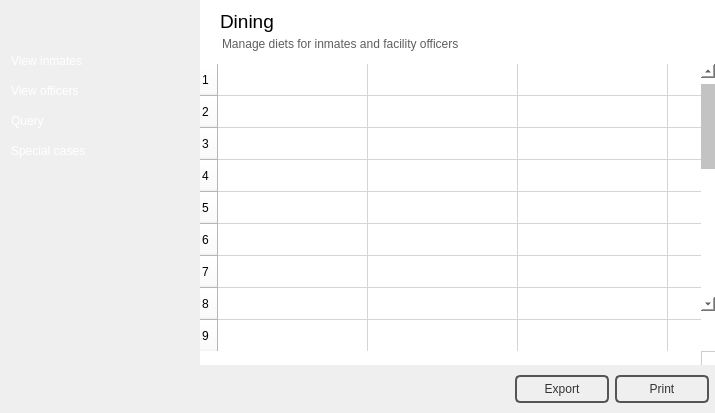
First picture: the form in diningwindow.ui, repository NCNM/PMS_01, before the edit.
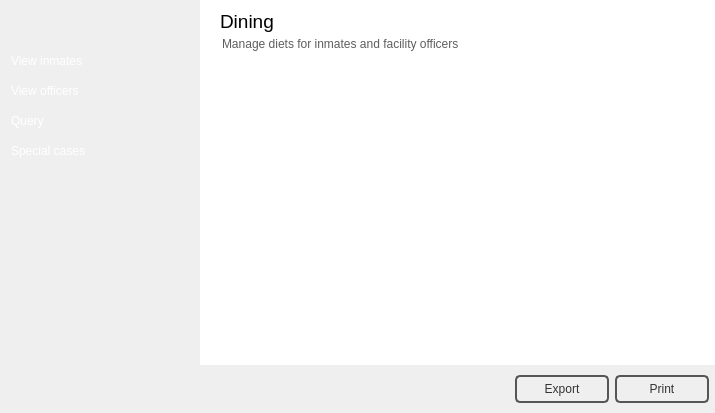
Second picture: the form after the edit. Icons and pictures are not drawn.

Diff of the .ui file:
```diff
--- a/diningwindow.ui
+++ b/diningwindow.ui
@@ -511,9 +511,6 @@
             <property name="spacing">
              <number>0</number>
             </property>
-            <property name="sizeConstraint">
-             <enum>QLayout::SetMaximumSize</enum>
-            </property>
             <property name="leftMargin">
              <number>0</number>
             </property>
@@ -527,133 +524,10 @@
              <number>0</number>
             </property>
             <item>
-             <widget class="QTableWidget" name="tableWidget">
-              <property name="styleSheet">
-               <string notr="true">background-color: rgb(255, 255, 255);</string>
-              </property>
+             <widget class="QTableView" name="tableView">
               <property name="frameShape">
                <enum>QFrame::NoFrame</enum>
               </property>
-              <property name="showGrid">
-               <bool>true</bool>
-              </property>
-              <property name="rowCount">
-               <number>23</number>
-              </property>
-              <property name="columnCount">
-               <number>11</number>
-              </property>
-              <attribute name="horizontalHeaderVisible">
-               <bool>false</bool>
-              </attribute>
-              <attribute name="horizontalHeaderCascadingSectionResizes">
-               <bool>false</bool>
-              </attribute>
-              <attribute name="horizontalHeaderDefaultSectionSize">
-               <number>150</number>
-              </attribute>
-              <attribute name="horizontalHeaderHighlightSections">
-               <bool>false</bool>
-              </attribute>
-              <attribute name="horizontalHeaderMinimumSectionSize">
-               <number>32</number>
-              </attribute>
-              <attribute name="horizontalHeaderShowSortIndicator" stdset="0">
-               <bool>true</bool>
-              </attribute>
-              <attribute name="horizontalHeaderStretchLastSection">
-               <bool>true</bool>
-              </attribute>
-              <attribute name="verticalHeaderCascadingSectionResizes">
-               <bool>true</bool>
-              </attribute>
-              <attribute name="verticalHeaderDefaultSectionSize">
-               <number>32</number>
-              </attribute>
-              <attribute name="verticalHeaderMinimumSectionSize">
-               <number>23</number>
-              </attribute>
-              <attribute name="verticalHeaderStretchLastSection">
-               <bool>false</bool>
-              </attribute>
-              <row/>
-              <row/>
-              <row/>
-              <row/>
-              <row/>
-              <row/>
-              <row/>
-              <row/>
-              <row/>
-              <row/>
-              <row/>
-              <row/>
-              <row/>
-              <row/>
-              <row/>
-              <row/>
-              <row/>
-              <row/>
-              <row/>
-              <row/>
-              <row/>
-              <row/>
-              <row/>
-              <column>
-               <property name="text">
-                <string>ID</string>
-               </property>
-              </column>
-              <column>
-               <property name="text">
-                <string>First name</string>
-               </property>
-              </column>
-              <column>
-               <property name="text">
-                <string>Last name</string>
-               </property>
-              </column>
-              <column>
-               <property name="text">
-                <string>Birthdate</string>
-               </property>
-              </column>
-              <column>
-               <property name="text">
-                <string>Gender</string>
-               </property>
-              </column>
-              <column>
-               <property name="text">
-                <string>Ethnic</string>
-               </property>
-              </column>
-              <column>
-               <property name="text">
-                <string>Hair</string>
-               </property>
-              </column>
-              <column>
-               <property name="text">
-                <string>Eyes</string>
-               </property>
-              </column>
-              <column>
-               <property name="text">
-                <string>Reason</string>
-               </property>
-              </column>
-              <column>
-               <property name="text">
-                <string>Custody</string>
-               </property>
-              </column>
-              <column>
-               <property name="text">
-                <string>Entry date</string>
-               </property>
-              </column>
              </widget>
             </item>
             <item>
```
